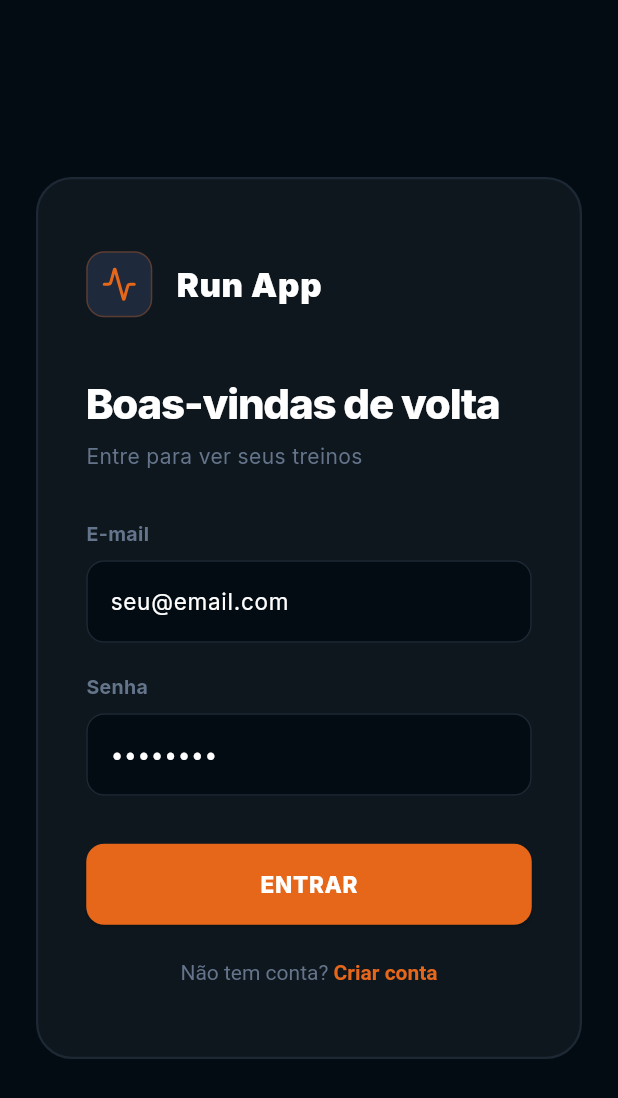
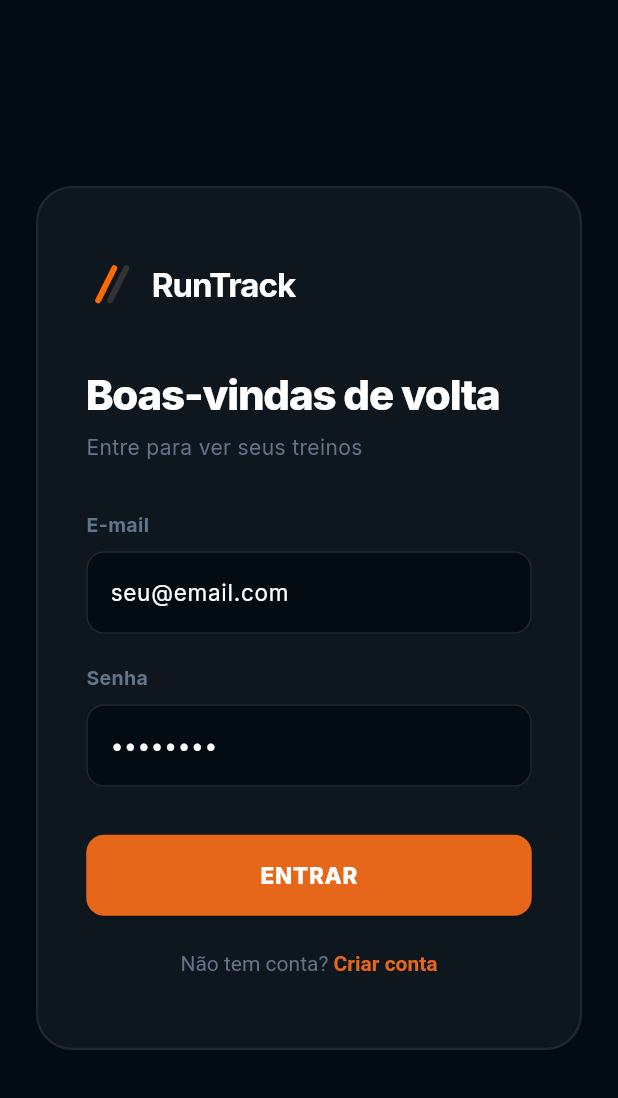
Before and after one commit to samuel-haddad/run-app, a Flutter app: the screen it shows after launch, on a phone screen of 412 x 824 dp. Shown: the top 1098 px of the screen. Run offline on Flutter 3.47's test engine with Material 3 defaults, Android fonts, the light colour scheme and no system bars; our stand-ins replace csv, file_picker, fl_chart, flutter_dotenv, flutter_svg, google_fonts and 2 more; accounts and stored records are empty.

Commit message:
feat: replace old logo with runtrack brand logo in auth screen

```diff
--- a/lib/screens/auth_screen.dart
+++ b/lib/screens/auth_screen.dart
@@ -2,7 +2,7 @@ import 'package:flutter/material.dart';
 import 'package:run_app/core/theme.dart';
 import 'package:run_app/services/supabase_service.dart';
 import 'package:run_app/screens/main_screen.dart';
-import 'package:lucide_icons/lucide_icons.dart';
+import 'package:flutter_svg/flutter_svg.dart';
 
 class AuthScreen extends StatefulWidget {
   const AuthScreen({super.key});
@@ -74,27 +74,23 @@ class _AuthScreenState extends State<AuthScreen> {
                 mainAxisSize: MainAxisSize.min,
                 crossAxisAlignment: CrossAxisAlignment.start,
                 children: [
-                  // Header: Logo + Nome
+                   // Header: Logo + Nome
                   Row(
                     children: [
-                      Container(
-                        width: 44,
-                        height: 44,
-                        decoration: BoxDecoration(
-                          color: const Color(0xFF1E293B),
-                          borderRadius: BorderRadius.circular(12),
-                          border: Border.all(color: AppColors.accent.withOpacity(0.3)),
-                        ),
-                        child: const Icon(LucideIcons.activity, color: AppColors.accent, size: 24),
+                      SvgPicture.asset(
+                        'assets/runtrack_thumb.svg',
+                        width: 32,
+                        height: 32,
                       ),
-                      const SizedBox(width: 16),
+                      const SizedBox(width: 12),
                       const Text(
-                        'Run App',
+                        'RunTrack',
                         style: TextStyle(
+                          fontFamily: 'Inter',
                           fontSize: 22,
-                          fontWeight: FontWeight.w900,
+                          fontWeight: FontWeight.w700,
                           color: Colors.white,
-                          letterSpacing: 0.5,
+                          letterSpacing: -0.66,
                         ),
                       ),
                     ],
```
